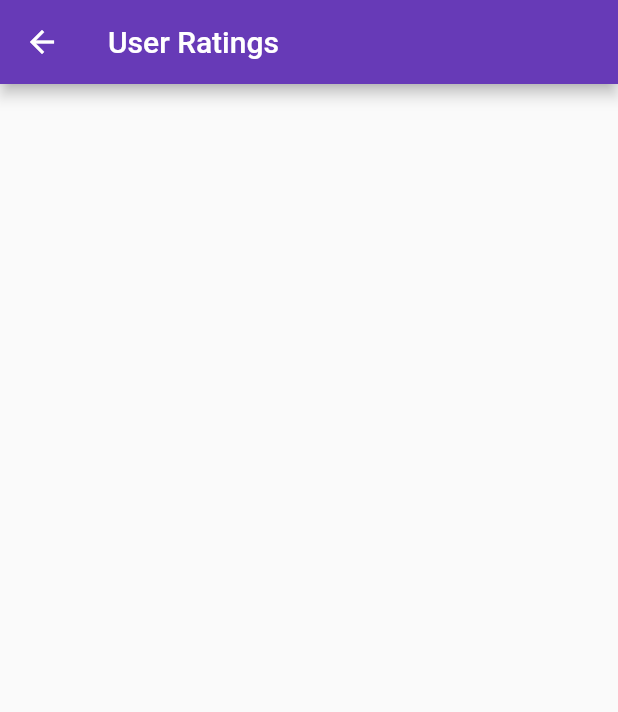
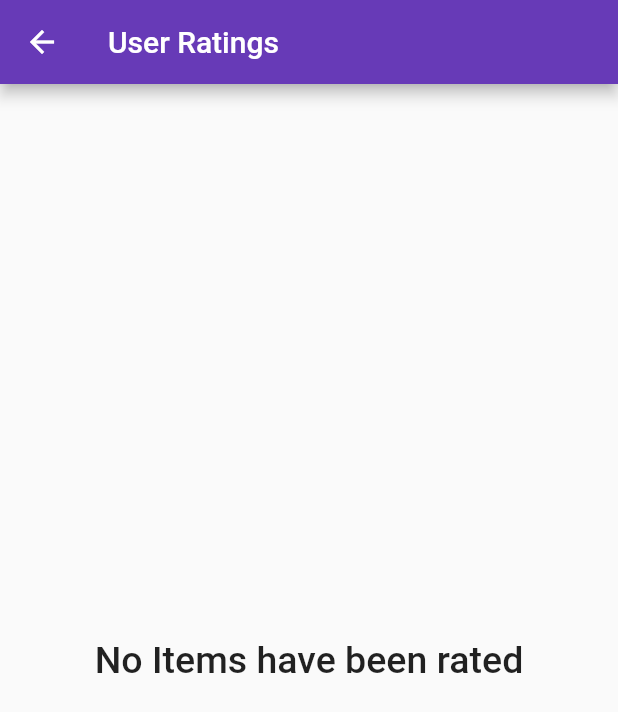
Before and after one commit to srastiv/ItemRating, a Flutter app: the UserRatings screen opened directly, on a phone screen of 412 x 824 dp. Shown: the top 712 px of the screen. Run offline on Flutter 3.47's test engine with Material 2 defaults, Android fonts, the phone set to English and light mode, and no system bars; our stand-ins replace flutter_rating_bar.

Commit message:
added empty list msg

```diff
--- a/lib/models/item_attributes.dart
+++ b/lib/models/item_attributes.dart
@@ -1,6 +1,5 @@
 class Item {
   String? title;
   double? userRating;
-  int? ratedItemCount;
-  Item({this.title, this.userRating, this.ratedItemCount});
+  Item({this.title, this.userRating});
 }
--- a/lib/user_ratings.dart
+++ b/lib/user_ratings.dart
@@ -10,34 +10,42 @@ class UserRatings extends StatelessWidget {
   Widget build(BuildContext context) {
     List<Item> list = Provider.of<ListOfItems>(context).getList();
     List<Item> ratedItems = [];
+
+    for (int i = 0; i <= list.length - 1; i++) {
+      if (Provider.of<ListOfItems>(context, listen: false)
+              .items[i]
+              .userRating! >
+          0) {
+        ratedItems
+            .add(Provider.of<ListOfItems>(context, listen: false).items[i]);
+      }
+    }
     return Scaffold(
       appBar: AppBar(
         title: const Text('User Ratings'),
         centerTitle: false,
       ),
-      body:
-          // ratedItems.isEmpty
-          //     ? const Center(
-          //         child: Text(
-          //           "No Items have been rated",
-          //           style: TextStyle(fontSize: 25, fontWeight: FontWeight.w500),
-          //         ),
-          //       )
-          //     :
-          ListView.builder(
+      body: ratedItems.isEmpty
+          ? const Center(
+              child: Text(
+                "No Items have been rated",
+                style: TextStyle(fontSize: 25, fontWeight: FontWeight.w500),
+              ),
+            )
+          : ListView.builder(
               itemCount: list.where((element) {
                 return element.userRating! > 0;
               }).length,
               itemBuilder: ((context, index) {
-          for (int i = 0; i <= list.length - 1; i++) {
-            if (Provider.of<ListOfItems>(context, listen: false)
-                    .items[i]
-                    .userRating! >
-                0) {
-              ratedItems.add(
-                  Provider.of<ListOfItems>(context, listen: false).items[i]);
-            }
-          }
+                // for (int i = 0; i <= list.length - 1; i++) {
+                //   if (Provider.of<ListOfItems>(context, listen: false)
+                //           .items[i]
+                //           .userRating! >
+                //       0) {
+                //     ratedItems.add(
+                //         Provider.of<ListOfItems>(context, listen: false).items[i]);
+                //   }
+                // }
                 return ListTile(
                   title: Text(ratedItems[index].title!), //title
                   trailing: RichText(
@@ -45,7 +53,9 @@ class UserRatings extends StatelessWidget {
                       style: DefaultTextStyle.of(context).style,
                       children: <TextSpan>[
                         TextSpan(
-                    text: ratedItems[index].userRating.toString(), //itemRating
+                          text: ratedItems[index]
+                              .userRating
+                              .toString(), //itemRating
                           style: const TextStyle(fontWeight: FontWeight.bold),
                         ),
                         const TextSpan(text: '/5'),
--- a/lib/utilities/constants.dart
+++ b/lib/utilities/constants.dart
@@ -2,7 +2,4 @@ import 'package:flutter/material.dart';
 
 const kUsernameDecoration = InputDecoration(
   labelText: 'Username',
-  // errorText: 'Can\'t be empty',
 );
-
-// const kPasswordDecoration =
```
Also changed, not shown: lib/username_page.dart (+3 -6 lines). Lines whose indentation alone changed are shown as unchanged.
